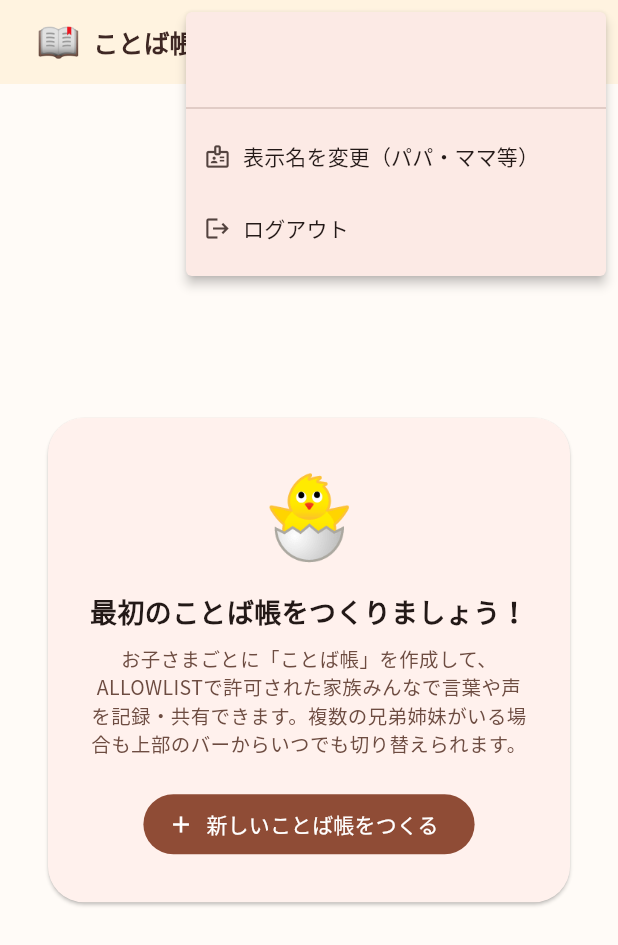
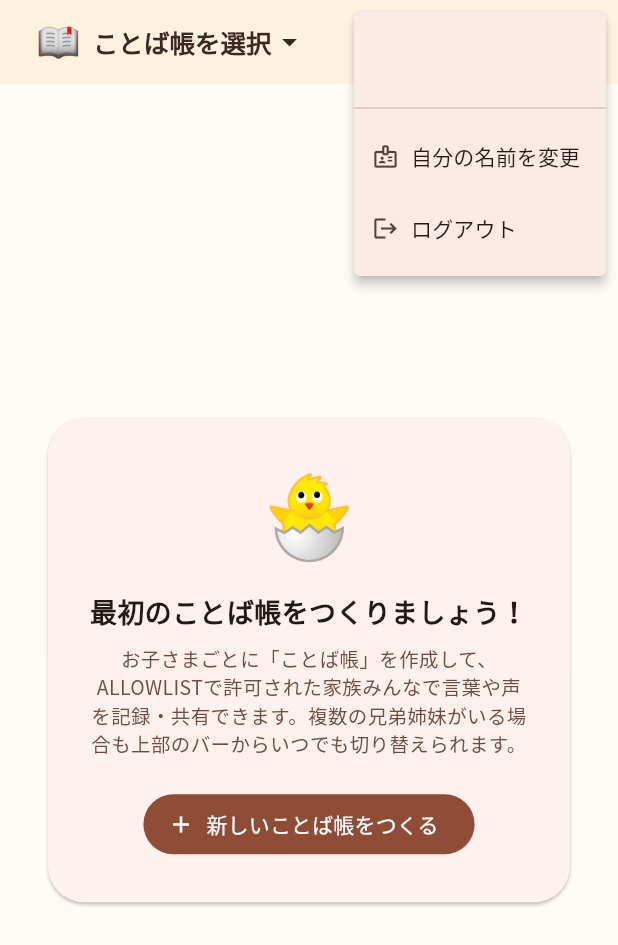
Before and after one commit to ompugao/kotobalog, a Flutter app: the HomeScreen screen opened directly, after a tap on the "more vert" icon, on a phone screen of 412 x 824 dp. Shown: the top 945 px of the screen. Run offline on Flutter 3.47's test engine with Material 3 defaults, Android fonts, the phone set to English and light mode, and no system bars; our stand-ins replace app_links, audioplayers, flutter_riverpod, shared_preferences, table_calendar; missing offline and left inert: dart:js_interop, record; accounts and stored records are empty; network calls fail.

Commit message:
chore(menu): simplify trash and rename menu labels

```diff
--- a/app/lib/screens/home_screen.dart
+++ b/app/lib/screens/home_screen.dart
@@ -160,7 +160,7 @@
                     children: [
                       Icon(Icons.restore_from_trash, size: 18),
                       SizedBox(width: 8),
-                      Text('ゴミ箱（削除したことばを復元）'),
+                      Text('ゴミ箱'),
                     ],
                   ),
                 ),
@@ -170,7 +170,7 @@
                   children: [
                     Icon(Icons.badge_outlined, size: 18),
                     SizedBox(width: 8),
-                    Text('表示名を変更（パパ・ママ等）'),
+                    Text('自分の名前を変更'),
                   ],
                 ),
               ),
```
